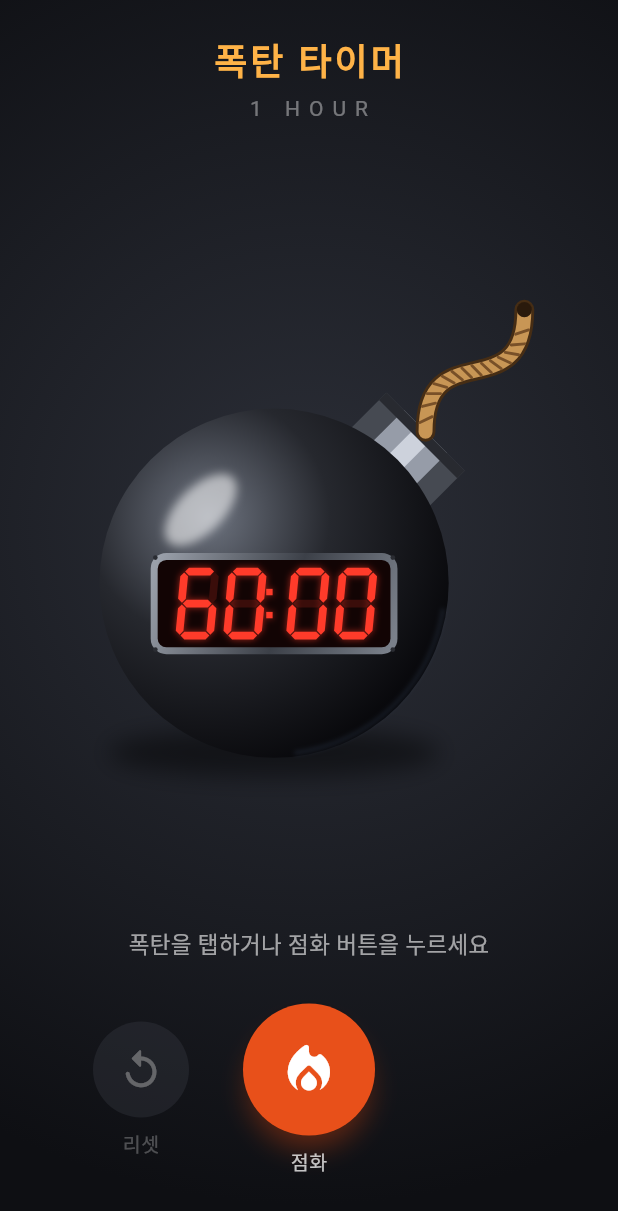
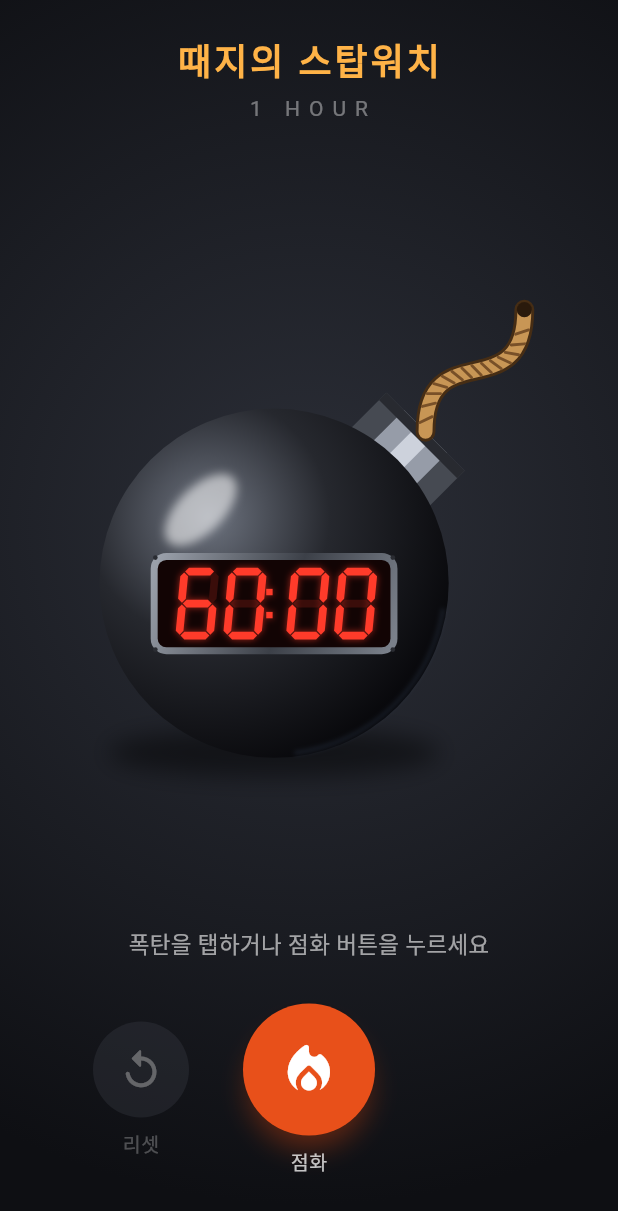
Before and after one commit to konesiaworld-code/news_today, a Flutter app: the screen it shows after launch, on a phone screen of 412 x 824 dp. Shown: the top 1211 px of the screen. Run offline on Flutter 3.47's test engine with Material 3 defaults, Android fonts, the phone set to English and light mode, and no system bars; our stand-ins replace audioplayers, flutter_local_notifications, shared_preferences, timezone, wakelock_plus.

Commit message:
앱 이름을 '때지의 스탑워치'로 변경, zip을 저장소 최상위에도 저장
Co-Authored-By: Claude Opus 5.5 <noreply@anthropic.com>
Claude-Session: https://claude.ai/code/session_01WX19o7EUW6uxd9NWBHHNSm

```diff
--- a/bomb_timer/lib/main.dart
+++ b/bomb_timer/lib/main.dart
@@ -28,7 +28,7 @@ class BombTimerApp extends StatelessWidget {
   @override
   Widget build(BuildContext context) {
     return MaterialApp(
-      title: '폭탄 타이머',
+      title: '때지의 스탑워치',
       debugShowCheckedModeBanner: false,
       theme: ThemeData(
         brightness: Brightness.dark,
@@ -252,7 +252,7 @@ class _BombTimerPageState extends State<BombTimerPage> with TickerProviderStateM
                   child: Column(
                     children: [
                       const SizedBox(height: 24),
-                      Text('폭탄 타이머',
+                      Text('때지의 스탑워치',
                           style: Theme.of(context).textTheme.headlineSmall?.copyWith(
                                 fontWeight: FontWeight.w900,
                                 letterSpacing: 2,
```
Also changed, not shown: 4 other files.
